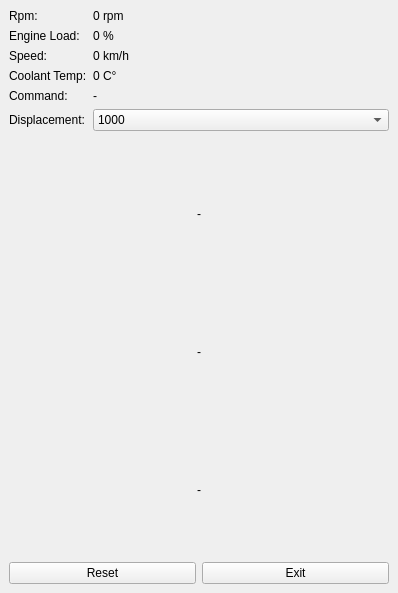
Above: obdscan.ui from takyonxxx/Elm327_Wifi_Obd2_Qt_Project before the change. Below: the same form after it.
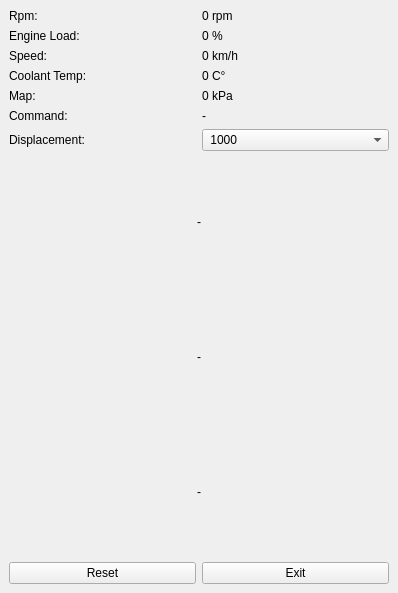
That is the form after the change.

The edit to the form file:
```diff
--- a/obdscan.ui
+++ b/obdscan.ui
@@ -14,18 +14,10 @@
    <string>MainWindow</string>
   </property>
   <widget class="QWidget" name="centralwidget">
+   <layout class="QGridLayout" name="gridLayout_2">
+    <item row="0" column="0">
    <layout class="QGridLayout" name="gridLayout">
     <item row="0" column="0">
-     <layout class="QVBoxLayout" name="verticalLayout">
-      <item>
-       <layout class="QFormLayout" name="formLayout">
-        <property name="horizontalSpacing">
-         <number>6</number>
-        </property>
-        <property name="verticalSpacing">
-         <number>6</number>
-        </property>
-        <item row="0" column="0">
          <widget class="QLabel" name="labelRpmTitle">
           <property name="text">
            <string>Rpm:</string>
@@ -82,86 +74,100 @@
          </widget>
         </item>
         <item row="4" column="0">
+       <widget class="QLabel" name="labelManifoldTitle">
+        <property name="text">
+         <string>Map:</string>
+        </property>
+       </widget>
+      </item>
+      <item row="4" column="1">
+       <widget class="QLabel" name="labelManifold">
+        <property name="text">
+         <string>0 kPa</string>
+        </property>
+       </widget>
+      </item>
+      <item row="5" column="0">
          <widget class="QLabel" name="labelStatusTitle">
           <property name="text">
            <string>Command:</string>
           </property>
          </widget>
         </item>
-        <item row="4" column="1">
+      <item row="5" column="1">
          <widget class="QLabel" name="labelStatus">
           <property name="text">
            <string>-</string>
           </property>
          </widget>
         </item>
-        <item row="5" column="0">
+      <item row="6" column="0">
          <widget class="QLabel" name="labelEngineDisplacement">
           <property name="text">
            <string>Displacement:</string>
           </property>
          </widget>
         </item>
-        <item row="5" column="1">
+      <item row="6" column="1">
          <widget class="QComboBox" name="comboEngineDisplacement">
           <property name="currentText">
-           <string>1000</string>
+         <string> 1000</string>
           </property>
           <item>
            <property name="text">
-            <string>1000</string>
+          <string> 1000</string>
            </property>
           </item>
           <item>
            <property name="text">
-            <string>1500</string>
+          <string> 1500</string>
            </property>
           </item>
           <item>
            <property name="text">
-            <string>2000</string>
+          <string> 2000</string>
            </property>
           </item>
           <item>
            <property name="text">
-            <string>2500</string>
+          <string> 2500</string>
            </property>
           </item>
           <item>
            <property name="text">
-            <string>2800</string>
+          <string> 2800</string>
            </property>
           </item>
           <item>
            <property name="text">
-            <string>3000</string>
+          <string> 3000</string>
            </property>
           </item>
           <item>
            <property name="text">
-            <string>3500</string>
+          <string> 3500</string>
            </property>
           </item>
           <item>
            <property name="text">
-            <string>4000</string>
+          <string> 4000</string>
            </property>
           </item>
           <item>
            <property name="text">
-            <string>4500</string>
+          <string> 4500</string>
            </property>
           </item>
           <item>
            <property name="text">
-            <string>5000</string>
+          <string> 5000</string>
            </property>
           </item>
          </widget>
         </item>
        </layout>
       </item>
-      <item>
+    <item row="1" column="0">
        <widget class="QLabel" name="labelVoltage">
         <property name="text">
          <string>-</string>
@@ -171,7 +177,7 @@
         </property>
        </widget>
       </item>
-      <item>
+    <item row="2" column="0">
        <widget class="QLabel" name="labelFuelConsumption">
         <property name="text">
          <string>-</string>
@@ -181,7 +187,7 @@
         </property>
        </widget>
       </item>
-      <item>
+    <item row="3" column="0">
        <widget class="QLabel" name="labelFuel100">
         <property name="text">
          <string>-</string>
@@ -191,7 +197,7 @@
         </property>
        </widget>
       </item>
-      <item>
+    <item row="4" column="0">
        <layout class="QHBoxLayout" name="horizontalLayout">
         <item>
          <widget class="QPushButton" name="pushClear">
@@ -206,8 +212,6 @@
            <string>Exit</string>
           </property>
          </widget>
-        </item>
-       </layout>
       </item>
      </layout>
     </item>
```
Lines whose indentation alone changed are shown as unchanged.
